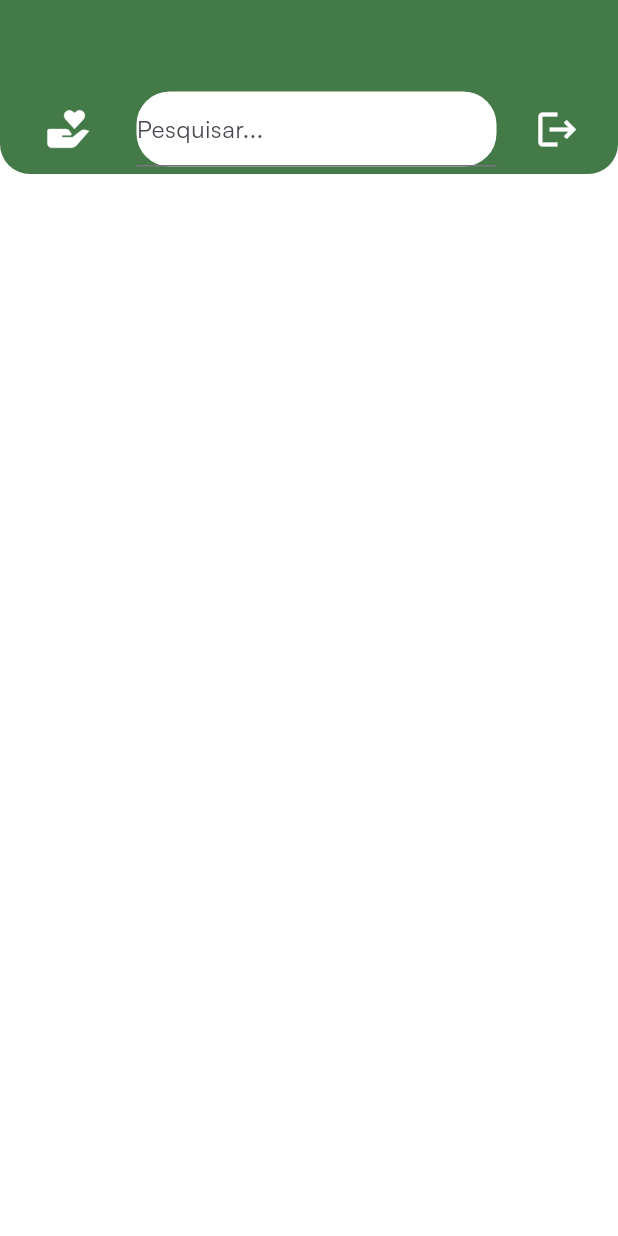
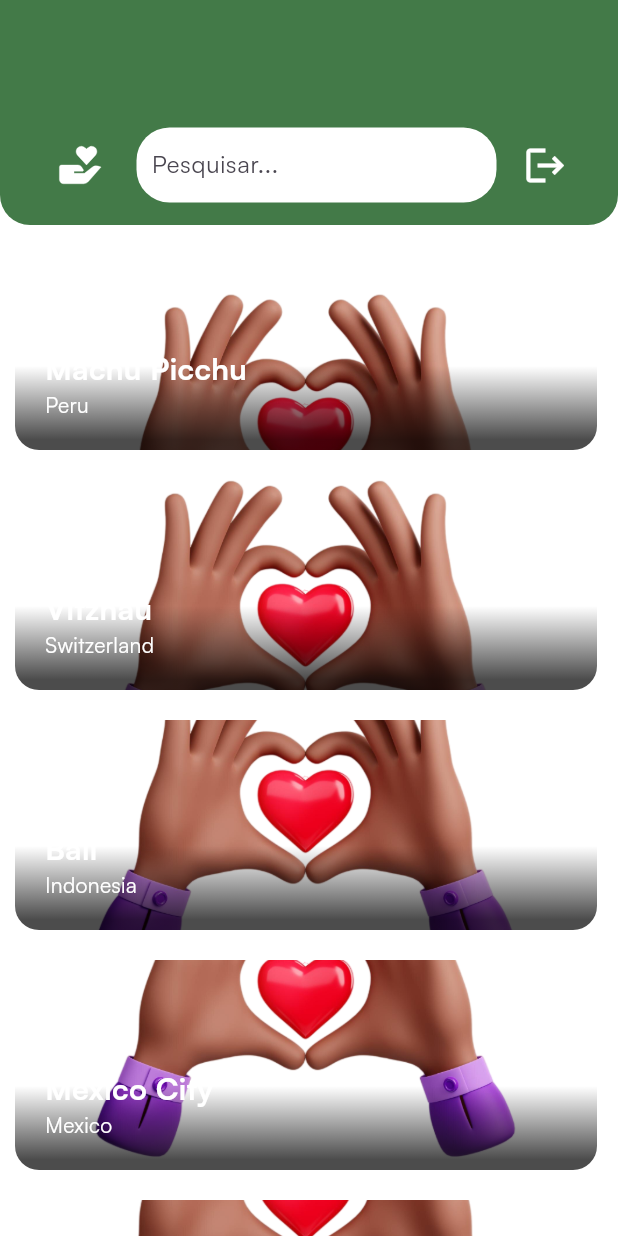
Before and after one commit to Aylton-Sitefane/donationapp, a Flutter app: the FavoritePageClientScreen screen opened directly, on a phone screen of 412 x 824 dp. Run offline on Flutter 3.47's test engine with Material 3 defaults, Android fonts, the phone set to English and light mode, and no system bars; our stand-ins replace csc_picker, flutter_svg, shared_preferences; accounts and stored records are empty.

Commit message:
Design da pagina favoritos

```diff
--- /dev/null
+++ b/lib/views/homeclient/favorite/components/favorit_list.dart
@@ -0,0 +1,34 @@
+import 'package:donationapp/views/homeclient/favorite/components/favorite_list_item.dart';
+import 'package:flutter/material.dart';
+
+class FavoritList extends StatelessWidget {
+  const FavoritList({super.key});
+
+  @override
+  Widget build(BuildContext context) {
+    return Expanded(
+
+      child: ListView.builder(
+        scrollDirection: Axis.vertical,
+        itemCount: favorites.length,
+        itemBuilder: (context, index) {
+          final favorite = favorites[index];
+          return Padding(
+            padding: const EdgeInsets.only(right: 4.0),
+            child: Container(
+              height: 160,
+              child: FavoriteListItem(
+                country: favorite.place,
+                name: favorite.name,
+                imageUrl: favorite.imageUrl,
+              ),
+            ),
+
+          );
+
+        },
+
+      ),
+    );
+  }
+}
--- /dev/null
+++ b/lib/views/homeclient/favorite/components/favorite_list_item.dart
@@ -0,0 +1,190 @@
+import 'package:donationapp/core/config/assets/app_images.dart';
+import 'package:flutter/material.dart';
+
+class FavoriteListItem extends StatelessWidget {
+   FavoriteListItem({
+    super.key,
+    required this.imageUrl,
+    required this.name,
+    required this.country
+  });
+  final String imageUrl;
+  final String name;
+  final String country;
+  final GlobalKey _backgroundImageKey = GlobalKey();
+  @override
+  Widget build(BuildContext context) {
+    return Padding(
+      padding: const EdgeInsets.symmetric(horizontal: 10, vertical: 10),
+      child: AspectRatio(
+        aspectRatio: 16 / 9,
+        child: ClipRRect(
+          borderRadius: BorderRadius.circular(16),
+          child: Stack(
+            children: [
+              _buildParallaxBackground(context),
+              _buildGradient(),
+              _buildTitleAndSubtitle(),
+            ],
+          ),
+        ),
+      ),
+    );
+  }
+
+  Widget _buildParallaxBackground(BuildContext context) {
+    return Positioned.fill(
+      child: Flow(
+        delegate: ParallaxFlowDelegate(
+          scrollable: Scrollable.of(context),
+          listItemContext: context,
+          backgroundImageKey: _backgroundImageKey,
+        ),
+        children: [
+          Image.asset(
+            imageUrl,
+            key: _backgroundImageKey,
+            fit: BoxFit.cover,
+          ),
+        ],
+      ),
+    );
+  }
+
+  Widget _buildGradient() {
+    return Positioned.fill(
+      child: DecoratedBox(
+        decoration: BoxDecoration(
+          gradient: LinearGradient(
+            colors: [Colors.transparent, Colors.black.withOpacity(0.7)],
+            begin: Alignment.topCenter,
+            end: Alignment.bottomCenter,
+            stops: const [0.6, 0.95],
+          ),
+        ),
+      ),
+    );
+  }
+
+  Widget _buildTitleAndSubtitle() {
+    return Positioned(
+      left: 20,
+      bottom: 20,
+      child: Column(
+        mainAxisSize: MainAxisSize.min,
+        crossAxisAlignment: CrossAxisAlignment.start,
+        children: [
+          Text(
+            name,
+            style: const TextStyle(
+              color: Colors.white,
+              fontSize: 20,
+              fontWeight: FontWeight.bold,
+            ),
+          ),
+          Text(
+            country,
+            style: const TextStyle(
+              color: Colors.white,
+              fontSize: 14,
+            ),
+          ),
+        ],
+      ),
+    );
+  }
+}
+
+class ParallaxFlowDelegate extends FlowDelegate {
+  ParallaxFlowDelegate(
+      {
+        required this.scrollable,
+        required this.listItemContext,
+        required this.backgroundImageKey,
+      }
+
+      ): super(repaint: scrollable.position);
+  final ScrollableState scrollable;
+  final BuildContext listItemContext;
+  final GlobalKey backgroundImageKey;
+
+  @override
+  BoxConstraints getConstraintsForChild(int i, BoxConstraints constraints) {
+    return BoxConstraints.tightFor(
+      width: constraints.maxWidth,
+    );
+  }
+
+  @override
+  void paintChildren(FlowPaintingContext context) {
+    final scrollableBox = scrollable.context.findRenderObject() as RenderBox;
+    final listItemBox = listItemContext.findRenderObject() as RenderBox;
+    final listItemOffset = listItemBox.localToGlobal(
+      listItemBox.size.centerLeft(Offset.zero),
+      ancestor: scrollableBox,
+    );
+
+    final viewportDimension = scrollable.position.viewportDimension;
+    final scrollFraction = (listItemOffset.dy / viewportDimension).clamp(0.0, 1.0);
+
+    final verticalAlignment = Alignment(0.0, scrollFraction * 2 - 1);
+
+    if (backgroundImageKey.currentContext != null) {
+      final backgroundSize = (backgroundImageKey.currentContext!.findRenderObject() as RenderBox).size;
+      final listItemSize = context.size;
+      final childRect = verticalAlignment.inscribe(backgroundSize, Offset.zero & listItemSize);
+
+      context.paintChild(
+        0,
+        transform: Transform.translate(offset: Offset(0.0, childRect.top)).transform,
+      );
+    }
+  }
+
+  @override
+  bool shouldRepaint(ParallaxFlowDelegate oldDelegate) {
+    return scrollable != oldDelegate.scrollable ||
+        listItemContext != oldDelegate.listItemContext ||
+        backgroundImageKey != oldDelegate.backgroundImageKey;
+  }
+}
+
+class Favorite {
+  const Favorite({
+    required this.name,
+    required this.place,
+    required this.imageUrl,
+  });
+
+  final String name;
+  final String place;
+  final String imageUrl;
+}
+const favorites = [
+
+  Favorite(
+    name: 'Machu Picchu',
+    place: 'Peru',
+    imageUrl: AppImages.introImage,
+  ),
+  Favorite(
+    name: 'Vitznau',
+    place: 'Switzerland',
+    imageUrl: AppImages.introImage,
+  ),
+  Favorite(
+    name: 'Bali',
+    place: 'Indonesia',
+    imageUrl: AppImages.introImage,
+  ),
+  Favorite(
+    name: 'Mexico City',
+    place: 'Mexico',
+    imageUrl: AppImages.introImage,
+  ),
+  Favorite(
+    name: 'Cairo',
+    place: 'Egypt',
+    imageUrl: AppImages.introImage,
+  ),
+];
--- a/lib/views/homeclient/favorite/favorite_page_client_screen.dart
+++ b/lib/views/homeclient/favorite/favorite_page_client_screen.dart
@@ -1,3 +1,4 @@
+import 'package:donationapp/views/homeclient/favorite/components/favorit_list.dart';
 import 'package:flutter/material.dart';
 import 'package:flutter_svg/svg.dart';
 
@@ -12,21 +13,18 @@
     return Scaffold(
       appBar: AppBar(
         automaticallyImplyLeading: false,
-      ),
-      body: Column(
-        crossAxisAlignment: CrossAxisAlignment.start,
-        children: [
-        Container(
-        height: 60,
-        width: double.infinity,
-        decoration: const BoxDecoration(
-          color: AppColor.appbarColor,
+        backgroundColor: AppColor.appbarColor,
+        toolbarHeight: 150,
+        shape: const RoundedRectangleBorder(
           borderRadius: BorderRadius.only(
             bottomLeft: Radius.circular(20),
             bottomRight: Radius.circular(20),
           ),
         ),
-        child: Row(
+        title: Column(
+          children: [
+            const SizedBox(height: 70,),
+            Row(
               mainAxisAlignment: MainAxisAlignment.spaceEvenly,
               children: [
                 SvgPicture.asset(
@@ -41,7 +39,11 @@
                     borderRadius: BorderRadius.circular(22),
                   ),
                   child: const TextField(
-                decoration: InputDecoration(labelText: 'Pesquisar...'),
+                    decoration: InputDecoration(
+                      hintText: 'Pesquisar...',
+                      border: InputBorder.none,
+                      contentPadding: EdgeInsets.all(10),
+                    ),
                   ),
                 ),
                 const Icon(
@@ -51,10 +53,15 @@
                 ),
               ],
             ),
+          ],
         ),
-      const SizedBox(
-        height: 20,
-      ),],),
+      ),
+      body: Column(
+        children: [
+          FavoritList(),
+        ],
+      ),
+
     );
   }
 }
--- a/lib/views/homeclient/home/home_page_client_screen.dart
+++ b/lib/views/homeclient/home/home_page_client_screen.dart
@@ -40,7 +40,7 @@
                   ),
                   child: const TextField(
                     decoration: InputDecoration(
-                      labelText: 'Pesquisar...',
+                      hintText: 'Pesquisar...',
                       border: InputBorder.none,
                       contentPadding: EdgeInsets.all(10),
                     ),
@@ -78,7 +78,7 @@
               ),
             ),
             SizedBox(height: 20),
-            InstitutionList(), // Lista de instituições
+            InstitutionList(),
             Padding(
               padding: EdgeInsets.symmetric(horizontal: 24.0),
               child: Row(
```
Lines whose indentation alone changed are shown as unchanged.
